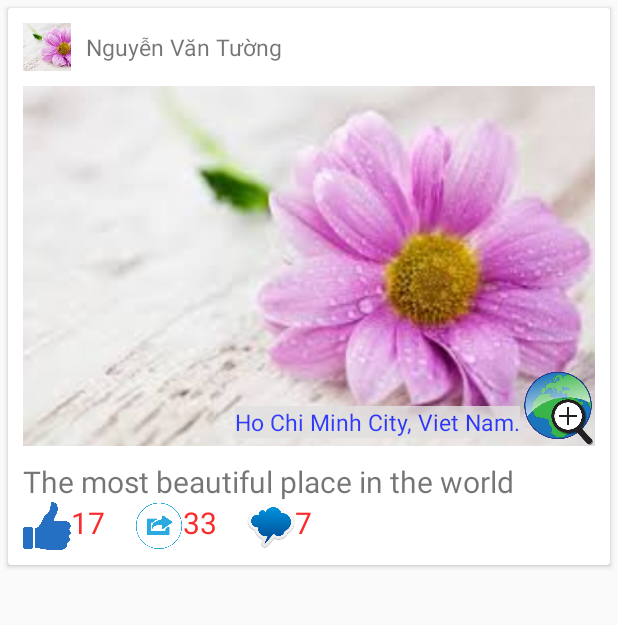
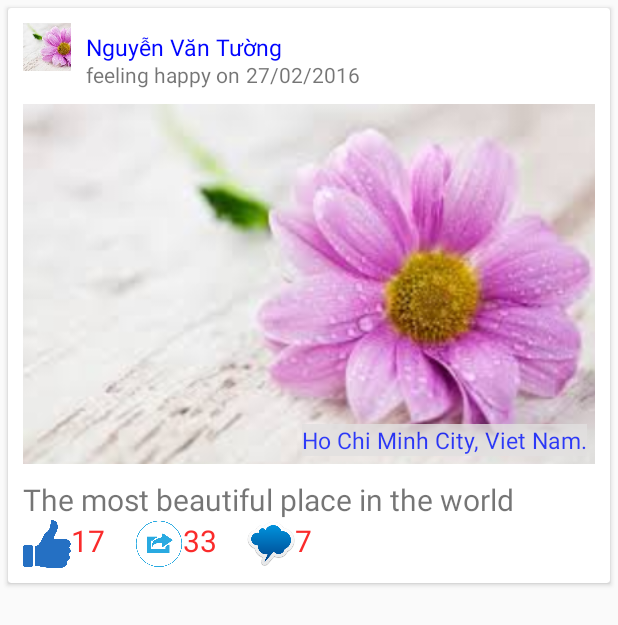
Before and after one commit to hvngoc/thesis, an Android app: the layout fragment_carditem.xml on its own in the app's theme, with its tools: preview values and no code run, on a phone screen of 412 x 824 dp. Shown: the top 625 px of the screen. Run offline under Robolectric (Android 15) with nearby library versions, the phone set to English and light mode, and no system bars.

Commit message:
update layout device

```diff
--- a/GoogleMapTest/app/src/main/java/com/hvngoc/googlemaptest/activity/MapsActivity.java
+++ b/GoogleMapTest/app/src/main/java/com/hvngoc/googlemaptest/activity/MapsActivity.java
@@ -84,6 +84,9 @@ public class MapsActivity extends FragmentActivity implements OnMapReadyCallback
         AddMarker(temp);
         googleMap.addCircle(new CircleOptions().center(latLng).radius(100.0).
                 strokeColor(Color.BLUE).strokeWidth(2).fillColor(0x110000FF));
+
+//        String ss = new GeolocatorAddressHelper(this, latLng.latitude, latLng.longitude).GetAddress();
+//        Log.d("click", ss);
     }
     @Override
     public void onInfoWindowClick(Marker marker) {
--- a/GoogleMapTest/app/src/main/res/layout/fragment_carditem.xml
+++ b/GoogleMapTest/app/src/main/res/layout/fragment_carditem.xml
@@ -1,5 +1,6 @@
 <?xml version="1.0" encoding="utf-8"?>
-<android.support.v7.widget.CardView xmlns:android="http://schemas.android.com/apk/res/android"
+<android.support.v7.widget.CardView
+    xmlns:android="http://schemas.android.com/apk/res/android"
     android:layout_width="match_parent"
     android:layout_height="wrap_content"
     xmlns:card_view="http://schemas.android.com/apk/res-auto"
@@ -35,7 +36,25 @@
                 android:text="Nguyễn Văn Tường"
                 android:layout_gravity="center"
                 android:textSize="15dp"
-                android:layout_marginLeft="10dp"/>
+                android:layout_marginLeft="10dp"
+                android:textColor="#0004ff" />
+        </LinearLayout>
+        <LinearLayout
+            android:layout_width="match_parent"
+            android:layout_height="wrap_content"
+            android:layout_marginTop="-7dip"
+            android:layout_marginLeft="28dip"
+            android:orientation="horizontal">
+            <TextView
+                android:layout_width="wrap_content"
+                android:layout_height="wrap_content"
+                android:text="feeling happy on"/>
+            <TextView
+                android:layout_width="wrap_content"
+                android:layout_height="wrap_content"
+                android:id="@+id/txtCommentDay"
+                android:layout_marginLeft="4dip"
+                android:text="27/02/2016"/>
         </LinearLayout>
 
         <RelativeLayout
@@ -61,17 +80,9 @@
                 android:alpha="0.8"
                 android:textColor="#0011fe"
                 android:layout_alignBottom="@+id/place_photo"
-                android:layout_alignRight="@+id/btnShowMap"
-                android:layout_marginRight="50dip"
+                android:layout_alignRight="@+id/place_photo"
+                android:layout_marginRight="5dip"
                 android:layout_marginBottom="5dip"/>
-            <Button
-                android:id="@+id/btnShowMap"
-                android:layout_width="50dip"
-                android:layout_height="50dip"
-                android:background="@drawable/iconshowmap"
-                android:layout_alignBottom="@+id/place_photo"
-                android:layout_alignRight="@+id/place_photo"/>
-
             <TextView
                 android:id="@+id/news_title"
                 android:layout_width="match_parent"
```
Also changed, not shown: GoogleMapTest/app/src/main/java/com/hvngoc/googlemaptest/custom/CommentDialogLayout.java (+8 -0 lines), GoogleMapTest/app/src/main/res/drawable/comment_bg_close.xml (added, +8 -0 lines), GoogleMapTest/app/src/main/res/drawable/comment_bg_dialog.xml (added, +11 -0 lines), GoogleMapTest/app/src/main/res/drawable/comment_bg_title.xml (added, +7 -0 lines), GoogleMapTest/app/src/main/res/layout/activity_detail_news.xml (+20 -12 lines), GoogleMapTest/app/src/main/res/layout/comment_card_item.xml (+9 -5 lines), GoogleMapTest/app/src/main/res/layout/layout_custom_comment_dialog.xml (+39 -9 lines).
